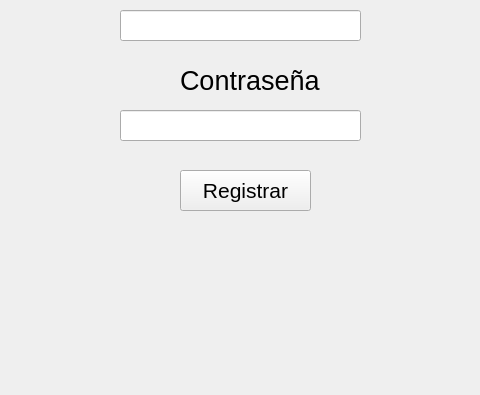
This is ui/registrar.ui in Moises024/sistema_de_caja as Qt 5 draws it before an edit; both pictures show x 460 to 940 and y 369 to 764 of the 1344 by 764 pixel window. The edited form follows.
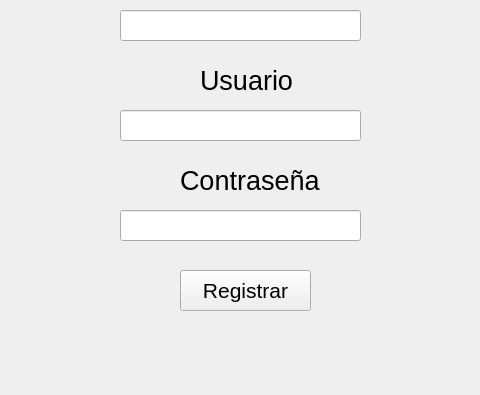
This is the edited form. Icons and pictures are not drawn.

Patch:
```diff
--- a/ui/registrar.ui
+++ b/ui/registrar.ui
@@ -18,7 +18,7 @@
     <property name="geometry">
      <rect>
       <x>640</x>
-      <y>520</y>
+      <y>620</y>
       <width>131</width>
       <height>41</height>
      </rect>
@@ -168,9 +168,9 @@
    <widget class="QLabel" name="label_5">
     <property name="geometry">
      <rect>
-      <x>640</x>
+      <x>660</x>
       <y>410</y>
-      <width>141</width>
+      <width>121</width>
       <height>41</height>
      </rect>
     </property>
@@ -180,7 +180,7 @@
      </font>
     </property>
     <property name="text">
-     <string>Contraseña</string>
+     <string>Usuario</string>
     </property>
    </widget>
    <widget class="QLabel" name="label_4">
@@ -202,6 +202,37 @@
      <pixmap>../img/logo.png</pixmap>
     </property>
    </widget>
+   <widget class="QLineEdit" name="input_contra">
+    <property name="geometry">
+     <rect>
+      <x>580</x>
+      <y>560</y>
+      <width>241</width>
+      <height>31</height>
+     </rect>
+    </property>
+    <property name="alignment">
+     <set>Qt::AlignCenter</set>
+    </property>
+   </widget>
+   <widget class="QLabel" name="label_6">
+    <property name="geometry">
+     <rect>
+      <x>640</x>
+      <y>510</y>
+      <width>141</width>
+      <height>41</height>
+     </rect>
+    </property>
+    <property name="font">
+     <font>
+      <pointsize>20</pointsize>
+     </font>
+    </property>
+    <property name="text">
+     <string>Contraseña</string>
+    </property>
+   </widget>
   </widget>
   <widget class="QMenuBar" name="menubar">
    <property name="geometry">
```
Left out of the diff: 2 changed lines with no effect on the pictures.
